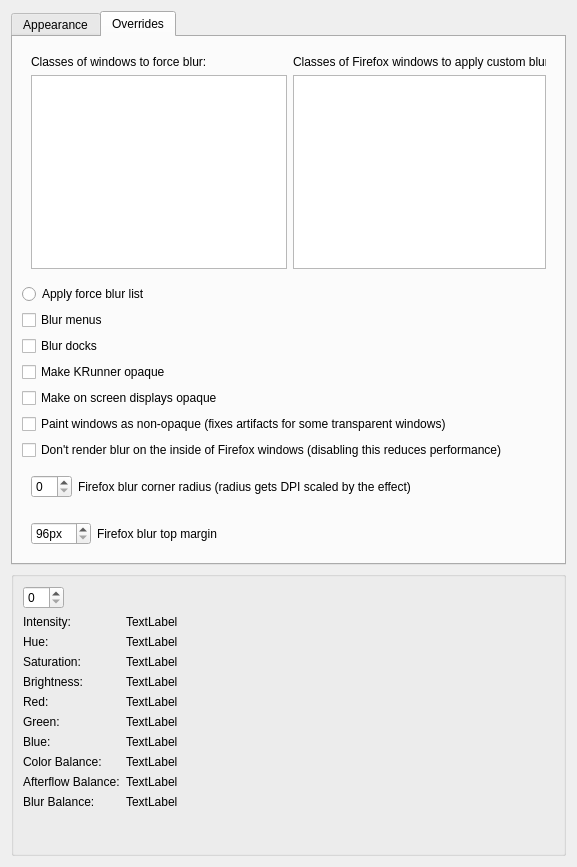
Qt form kwin/effects_cpp/kde-effects-aeroglassblur/src/kcm/blur_config.ui (aeroshell-desktop/aerothemeplasma) before a commit.
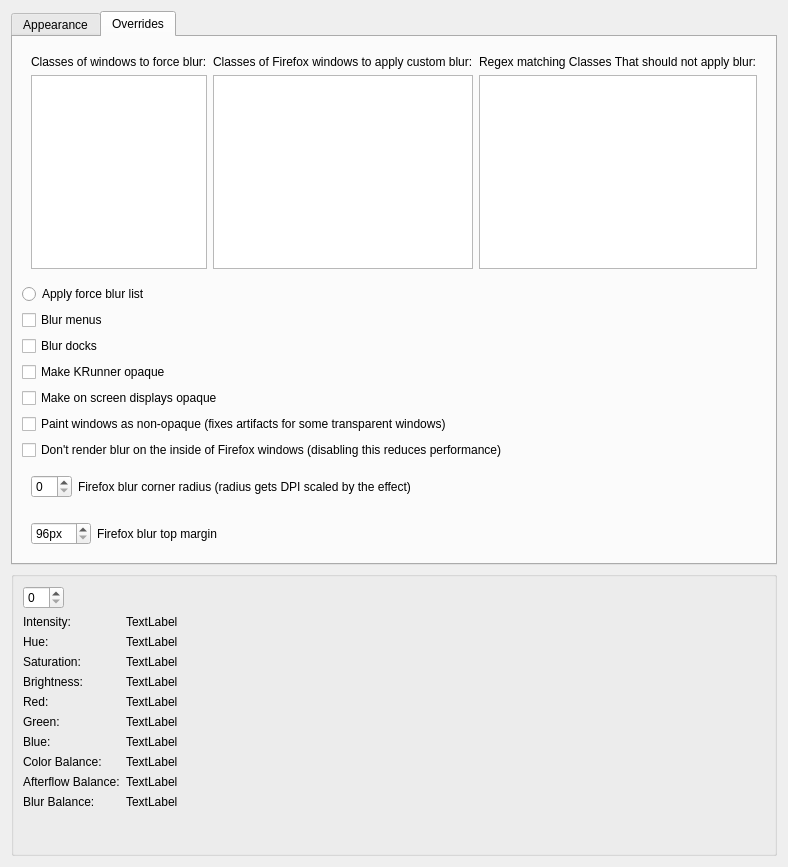
The same form after that commit. The open tabs and pages were chosen to show the change. Icons and pictures are not drawn.

Commit message: add config section for Classes matching regular expressions that should not blur

```diff
--- a/kwin/effects_cpp/kde-effects-aeroglassblur/src/kcm/blur_config.ui
+++ b/kwin/effects_cpp/kde-effects-aeroglassblur/src/kcm/blur_config.ui
@@ -332,7 +332,7 @@
       <layout class="QVBoxLayout">
        <item>
         <widget class="QWidget" name="widget" native="true">
-         <layout class="QFormLayout" name="formLayout_3">
+         <layout class="QGridLayout" name="formLayout_3">
           <item row="0" column="0">
            <widget class="QLabel" name="classLabel">
             <property name="text">
@@ -347,6 +347,13 @@
             </property>
            </widget>
           </item>
+          <item row="0" column="2">
+           <widget class="QLabel" name="label_noblur">
+            <property name="text">
+             <string>Regex matching Classes That should not apply blur:</string>
+            </property>
+           </widget>
+          </item>
           <item row="1" column="0">
            <widget class="QPlainTextEdit" name="kcfg_WindowClasses">
             <property name="toolTip">
@@ -361,6 +368,13 @@
             </property>
            </widget>
           </item>
+          <item row="1" column="2">
+           <widget class="QPlainTextEdit" name="kcfg_NoBlurWindowClasses">
+            <property name="toolTip">
+             <string>One window class per line.</string>
+            </property>
+           </widget>
+          </item>
          </layout>
         </widget>
        </item>
```
The commit also changes 4 other files.
